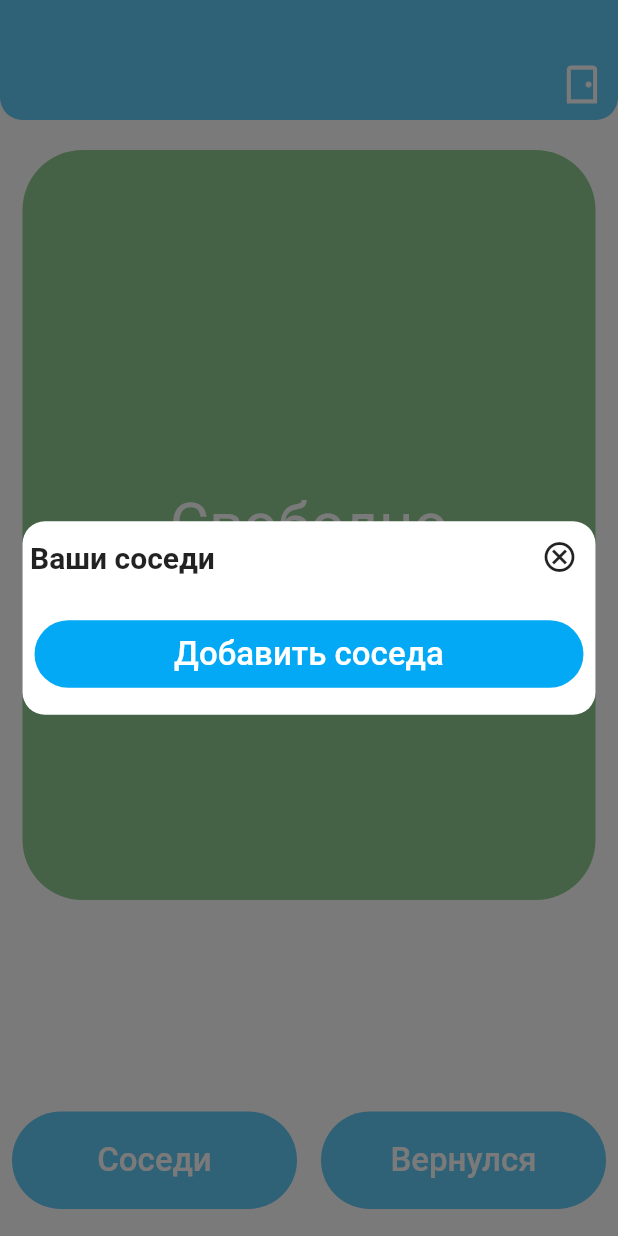
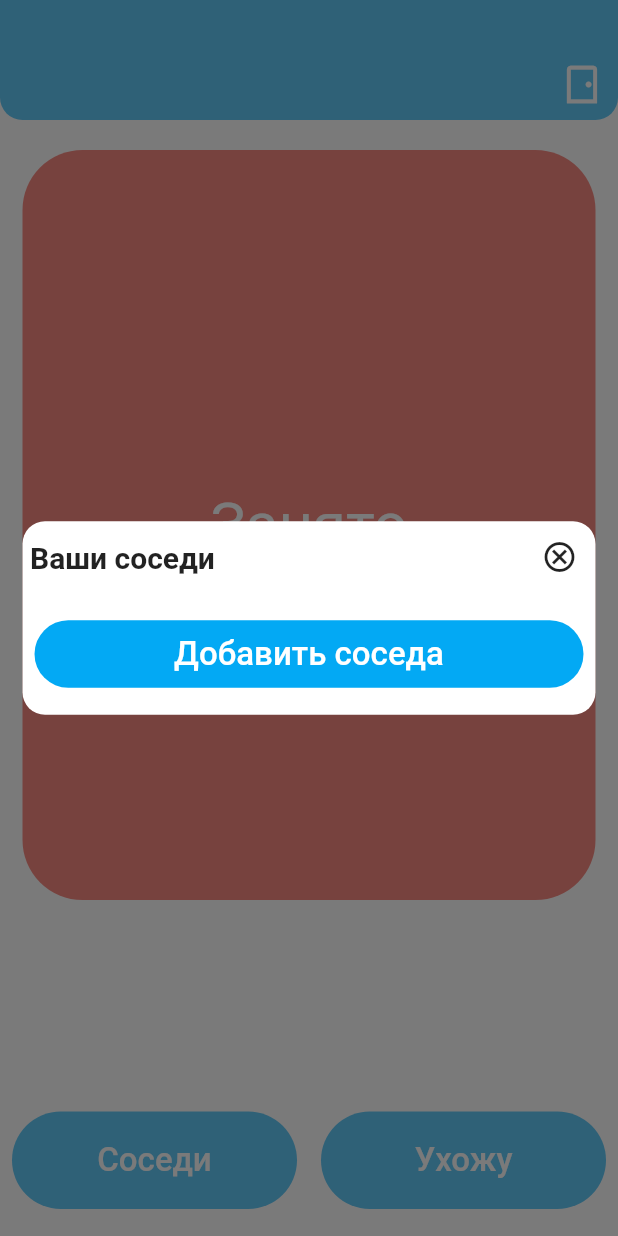
Before and after one commit to Khodosov/IoT_project_who_is_home, a Flutter app: the userProfilePage screen opened directly, after a tap on "Соседи", on a phone screen of 412 x 824 dp. Run offline on Flutter 3.47's test engine with Material 2 defaults, Android fonts, the phone set to English and light mode, and no system bars; network calls fail.

Commit message:
Сделано: Вход и Регистрация с обработкой ошибок, получение и обработка списка соседей

```diff
--- a/who_is_home/lib/pages/user_profile.dart
+++ b/who_is_home/lib/pages/user_profile.dart
@@ -4,9 +4,11 @@ import 'dart:io';
 import 'package:flutter/cupertino.dart';
 import 'package:flutter/material.dart';
 import 'package:flutter/services.dart';
+import 'package:http/http.dart';
 import 'package:path_provider/path_provider.dart';
 import 'package:who_is_home/main.dart';
 import 'package:who_is_home/pages/user_profile_settings.dart';
+import 'package:who_is_home/data.dart';
 
 import '../includes.dart';
 
@@ -24,28 +26,30 @@ class _userProfilePageState extends State<userProfilePage>
   String jsonNeighbours =
       '{\n  "neighbours": [\n   {\n     "email": "kek",\n     "is_in_home": "false"\n   },\n  ]\n}';
 
-  //String jsonNeighbours = '{\"neighbours\":[{\"email\":\"kek\",\"is_in_home\":\"false\"},{\"email\":\"lol\",\"is_in_home\":\"true\"},{\"email\":\"prikol\",\"is_in_home\":\"false\"}]}';
   bool _visibleProgress = true,
-      _roomFree = true,
       _addNeighbor = false,
       _is_in_home = false,
       _is_in_home_temp = false,
       _showNeighbours = false;
+
+  List<bool> _roommatesCurrentStateList = [];
+  bool  _roomIsFree = false;
   List _neighboursInfo = [];
 
+  String _url = 'http://lemonl1me.pythonanywhere.com';
   // Fetch content from the json file =========================================
 
   // TODO: функции, отвечающие за формирование списка соседей НЕ реализованы. Необходимо их исправить, а после начать работу с http.
-  Future<void> readJSONNeighbours() async {
-    final directory = await getApplicationDocumentsDirectory();
-    final File neighboursFile = File('${directory.path}/neighbours.json');
-    if (await neighboursFile.exists()) {
-      jsonNeighbours = await neighboursFile.readAsString();
-    } else {
-      neighboursFile.writeAsString(jsonNeighbours);
-    }
+  Future<void> fetchJsonNeighbours() async {
+    Map<String, String> headers = {
+      "Content-type": "application/json",
+      "accept": "application/json"
+    };
+    Response response = await get(Uri.parse("$_url/neighbours"), headers: headers);
+    int statusCode = response.statusCode;
+    print('FETCHING NEIGHBOURS DATA STATUS CODE : ' + response.statusCode.toString());
+    jsonNeighbours = response.body;
     print(jsonNeighbours);
-    //final data = await json.decode(jsonNeighbours);
     Map<String, dynamic> data = jsonDecode(jsonNeighbours);
     setState(() {
       print('Файл JSON neighboursdata.json' + data.toString());
@@ -56,6 +60,12 @@ class _userProfilePageState extends State<userProfilePage>
 
   List<Widget> neighboursListReadJson() {
     List<Widget> result = [];
+    for (int index = 0; index < _neighboursInfo.length; index++){
+      if (_neighboursInfo[index]["is_in_home"]){
+        _roommatesCurrentStateList.add(false);
+        _roomIsFree = false;
+      }else {_roommatesCurrentStateList.add(true);}
+    }
     if (_neighboursInfo != null) {
       for (int index = 0; index < _neighboursInfo.length; index++) {
         result.add(Padding(
@@ -63,10 +73,10 @@ class _userProfilePageState extends State<userProfilePage>
           child: Container(
             height: 50,
             width: double.infinity,
-            color: _roomFree ? Colors.green[400] : Colors.red[400],
+            color: _roommatesCurrentStateList[index] ? Colors.green[400] : Colors.red[400],
             child: ListTile(
-              title: Text(_neighboursInfo[index]["email"]),
-              subtitle: Text(_neighboursInfo[index]["is_in_home"]),
+              title: Text(_neighboursInfo[index]["is_in_home"] ? 'Дома' : 'Не дома'),
+              subtitle: Text(_neighboursInfo[index]["name"]),
             ),
           ),
         ));
@@ -113,15 +123,6 @@ class _userProfilePageState extends State<userProfilePage>
         '{\n  "id" : "",\n  "email" : "",\n  "password" : "",\n  "is_in_home" : ""\n}');
   }
 
-  // This code is not capable of reading from local documents directory. This is only for reading from assets
-  /*Future<void> readUserDataFromJSON() async {
-    final String response = await rootBundle.loadString('assets/data/userdata.json');
-    final data = await jsonUser.decode(response);
-    setState(() {
-      _email = data["email"];
-    });
-  }*/
-
   @override
   void initState() {
     // Code for Circular Progress
@@ -134,7 +135,7 @@ class _userProfilePageState extends State<userProfilePage>
     controller.repeat(reverse: true);
 
     readJSON();
-    //readJSONNeighbours();
+    fetchJsonNeighbours();
     super.initState();
   }
 
@@ -210,13 +211,13 @@ class _userProfilePageState extends State<userProfilePage>
                           child: Container(
                             decoration: BoxDecoration(
                               borderRadius: BorderRadius.circular(40),
-                              color: _roomFree ? Colors.green : Colors.red,
+                              color: _roomIsFree ? Colors.green : Colors.red,
                             ),
                             width: double.infinity,
                             height: 500,
                             child: Center(
                                 child: Text(
-                              _roomFree ? 'Свободно' : 'Занято',
+                                  _roomIsFree ? 'Свободно' : 'Занято',
                               style: TextStyle(
                                 color: Colors.white,
                                 fontSize: 40,
@@ -260,9 +261,8 @@ class _userProfilePageState extends State<userProfilePage>
                             padding: const EdgeInsets.only(bottom: 10),
                             child: TextButton(
                                 onPressed: () {
-                                  setState(() {
-                                    _roomFree = !_roomFree;
-                                  });
+                                  // TODO: Сделать отправку на сервер сообщение об изменении состояния пользователя.
+                                  setState(() {});
                                 },
                                 child: Container(
                                   height: 65,
@@ -271,7 +271,7 @@ class _userProfilePageState extends State<userProfilePage>
                                       borderRadius: BorderRadius.circular(40)),
                                   child: Center(
                                       child: Text(
-                                    _roomFree ? 'Вернулся' : 'Ухожу',
+                                        _roomIsFree ? 'Вернулся' : 'Ухожу',
                                     style: TextStyle(
                                       fontSize: 22,
                                       color: Colors.white,
```
Also changed, not shown: who_is_home/lib/data.dart (added, +29 -0 lines), who_is_home/lib/pages/sign_in.dart (+62 -40 lines), who_is_home/lib/pages/sign_up.dart (+43 -11 lines), who_is_home/lib/user.dart (deleted, +0 -22 lines).
